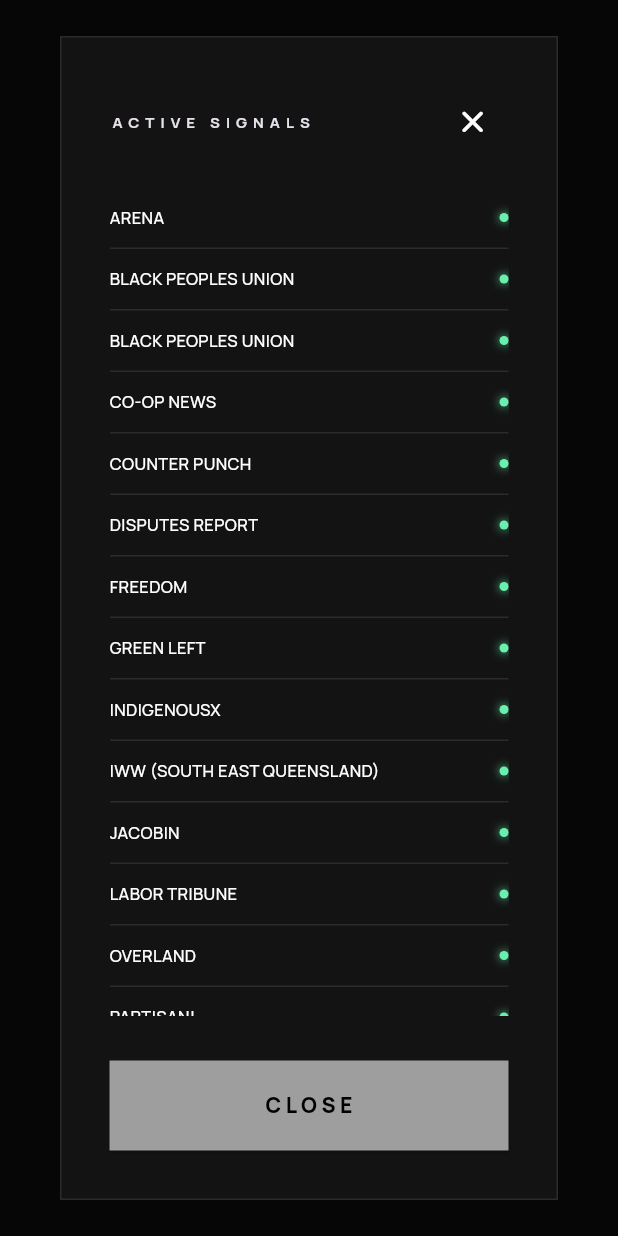
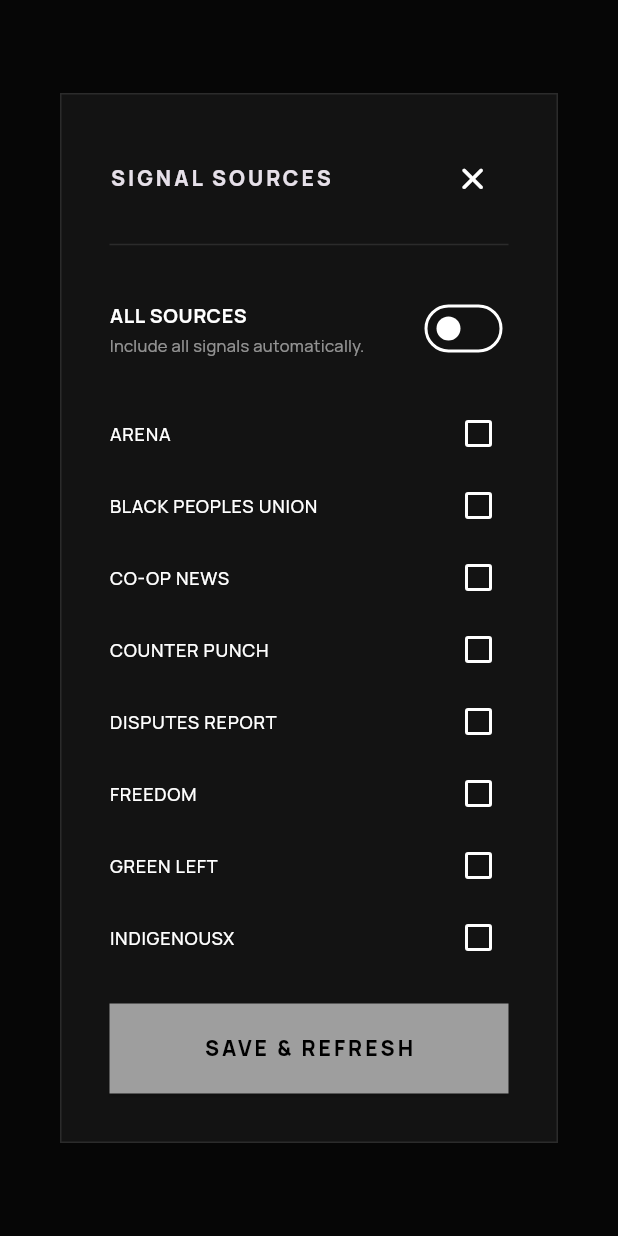
Before and after one commit to SpaceManSparrow/LeftNewsGrabberProject, a Flutter app: what showSourcesDialog() shows on an empty page, opened directly with empty values, on a phone screen of 412 x 824 dp. Run offline on Flutter 3.47's test engine with Material 3 defaults, Android fonts, the phone set to English and light mode, and no system bars; our stand-ins replace font_awesome_flutter, google_fonts, palette_generator, shared_preferences; accounts and stored records are empty; network calls fail.

Commit message:
Update MaterialIcons-Regular.otf, flutter_bootstrap.js, main.dart.js, and 6 more files

```diff
--- a/lib/screens/dashboard_dialogs.dart
+++ b/lib/screens/dashboard_dialogs.dart
@@ -11,96 +11,134 @@
 class DashboardDialogs {
   /// ===========================================================================
   /// DIALOG: SOURCES
-  /// Lists all active RSS feeds currently being polled.
+  /// Polished implementation for manually enabling/disabling sources.
   /// ===========================================================================
-  static void showSourcesDialog(
-    BuildContext context,
-    Color primaryColor,
-    bool extendedMode,
-  ) {
-    final allSources = Map.from(AppConfig.coreSources)
-    ..addAll(AppConfig.globalSources);
-    if (extendedMode) allSources.addAll(AppConfig.extendedSources);
-    final sortedNames = allSources.values.toList()..sort();
+  static void showSourcesDialog({
+    required BuildContext context,
+    required Color primaryColor,
+    required bool extendedMode,
+    required bool allSourcesEnabled,
+    required Set<String> enabledSources,
+    required Function(bool, Set<String>) onSaved,
+  }) {
+    // Collect and sort all relevant names from config
+    final List<String> allSourceNames = {
+      ...AppConfig.coreSources.values,
+      ...AppConfig.globalSources.values,
+      if (extendedMode) ...AppConfig.extendedSources.values,
+    }.toList();
+    allSourceNames.sort();
+
+    // Copy initial state to local variables for modal editing
+    bool localAllEnabled = allSourcesEnabled;
+    Set<String> localEnabledSet = {...enabledSources};
 
     showDialog(
       context: context,
-      builder: (context) => Dialog(
+      builder: (dialogContext) => StatefulBuilder(
+        builder: (context, setModalState) {
+          return Dialog(
             backgroundColor: AppColors.appSurface,
             shape: const RoundedRectangleBorder(borderRadius: BorderRadius.zero),
             child: Container(
-          constraints: const BoxConstraints(maxWidth: 600),
+              constraints: const BoxConstraints(maxWidth: 500, maxHeight: 700),
               padding: const EdgeInsets.all(32),
               decoration: BoxDecoration(
                 border: Border.all(color: AppColors.borderSubtle),
               ),
               child: Column(
                 mainAxisSize: MainAxisSize.min,
-            crossAxisAlignment: CrossAxisAlignment.start,
                 children: [
                   Row(
                     mainAxisAlignment: MainAxisAlignment.spaceBetween,
                     children: [
                       const Text(
-                    "ACTIVE SIGNALS",
+                        "SIGNAL SOURCES",
                         style: TextStyle(
-                      fontSize: 10,
-                      fontWeight: FontWeight.bold,
-                      letterSpacing: 4,
+                          fontSize: 14,
+                          fontWeight: FontWeight.w900, // Fixed: FontWeight.black is not a valid constant
+                          letterSpacing: 2,
                         ),
                       ),
                       IconButton(
-                    onPressed: () => Navigator.pop(context),
+                        onPressed: () => Navigator.pop(dialogContext),
                         icon: const Icon(FontAwesomeIcons.xmark, size: 18),
-                  ),
+                      )
                     ],
                   ),
-              const SizedBox(height: 20),
-              Flexible(
+                  const Divider(color: AppColors.borderSubtle, height: 40),
+
+                  // --- MASTER TOGGLE ---
+                  SwitchListTile(
+                    contentPadding: EdgeInsets.zero,
+                    activeThumbColor: primaryColor, // Fixed: activeColor is deprecated in SwitchListTile
+                    title: const Text(
+                      "ALL SOURCES",
+                      style: TextStyle(fontWeight: FontWeight.bold, fontSize: 13),
+                    ),
+                    subtitle: const Text(
+                      "Include all signals automatically.",
+                      style: TextStyle(fontSize: 11, color: AppColors.textMuted),
+                    ),
+                    value: localAllEnabled,
+                    onChanged: (val) {
+                      setModalState(() => localAllEnabled = val);
+                    },
+                  ),
+
+                  const SizedBox(height: 10),
+
+                  // --- INDIVIDUAL SOURCE SELECTION ---
+                  Expanded(
+                    child: Opacity(
+                      opacity: localAllEnabled ? 0.4 : 1.0,
+                      child: AbsorbPointer(
+                        absorbing: localAllEnabled,
                         child: ListView.builder(
-                  shrinkWrap: true,
-                  itemCount: sortedNames.length,
-                  itemBuilder: (context, index) => Container(
-                    padding: const EdgeInsets.symmetric(vertical: 12),
-                    decoration: const BoxDecoration(
-                      border: Border(bottom: BorderSide(color: Colors.white10)),
-                    ),
-                    child: Row(
-                      mainAxisAlignment: MainAxisAlignment.spaceBetween,
-                      children: [
-                        Text(
-                          sortedNames[index],
+                          itemCount: allSourceNames.length,
+                          itemBuilder: (context, index) {
+                            final name = allSourceNames[index];
+                            final isChecked = localEnabledSet.contains(name);
+
+                            return CheckboxListTile(
+                              contentPadding: EdgeInsets.zero,
+                              activeColor: primaryColor,
+                              checkColor: Colors.black,
+                              dense: true,
+                              title: Text(
+                                name,
                                 style: const TextStyle(
-                            fontSize: 11,
-                            color: AppColors.textMain,
+                                  fontSize: 12,
                                   fontWeight: FontWeight.w500,
                                 ),
                               ),
-                        Container(
-                          width: 6,
-                          height: 6,
-                          decoration: BoxDecoration(
-                            color: Colors.greenAccent,
-                            shape: BoxShape.circle,
-                            boxShadow: [
-                              BoxShadow(
-                                color: Colors.greenAccent.withValues(alpha: 0.5),
-                                blurRadius: 4,
-                                spreadRadius: 1,
-                              )
-                            ],
-                          ),
-                        )
-                      ],
+                              value: localAllEnabled || isChecked,
+                              onChanged: (val) {
+                                setModalState(() {
+                                  if (val == true) {
+                                    localEnabledSet.add(name);
+                                  } else {
+                                    localEnabledSet.remove(name);
+                                  }
+                                });
+                              },
+                            );
+                          },
                         ),
                       ),
                     ),
                   ),
+
                   const SizedBox(height: 30),
+
+                  // --- SAVE ACTION ---
                   SizedBox(
                     width: double.infinity,
                     child: ElevatedButton(
-                  onPressed: () => Navigator.pop(context),
+                      onPressed: () {
+                        onSaved(localAllEnabled, localEnabledSet);
+                        Navigator.pop(dialogContext);
+                      },
                       style: ElevatedButton.styleFrom(
                         backgroundColor: primaryColor,
                         foregroundColor: Colors.black,
@@ -110,14 +148,16 @@
                         padding: const EdgeInsets.symmetric(vertical: 20),
                       ),
                       child: const Text(
-                    "CLOSE",
-                    style: TextStyle(fontWeight: FontWeight.w900, letterSpacing: 3),
+                        "SAVE & REFRESH",
+                        style: TextStyle(fontWeight: FontWeight.w900, letterSpacing: 2),
                       ),
                     ),
                   ),
                 ],
               ),
             ),
+          );
+        },
       ),
     );
   }
```
Also changed, not shown: lib/screens/dashboard_content_view.dart (+11 -13 lines), lib/screens/news_dashboard.dart (+128 -47 lines), lib/widgets/article_tile.dart (+24 -11 lines), lib/widgets/story_bar.dart (added, +107 -0 lines), lib/widgets/story_viewer.dart (added, +243 -0 lines), docs/assets/fonts/MaterialIcons-Regular.otf, 2 other files. Lines whose indentation alone changed are shown as unchanged.
